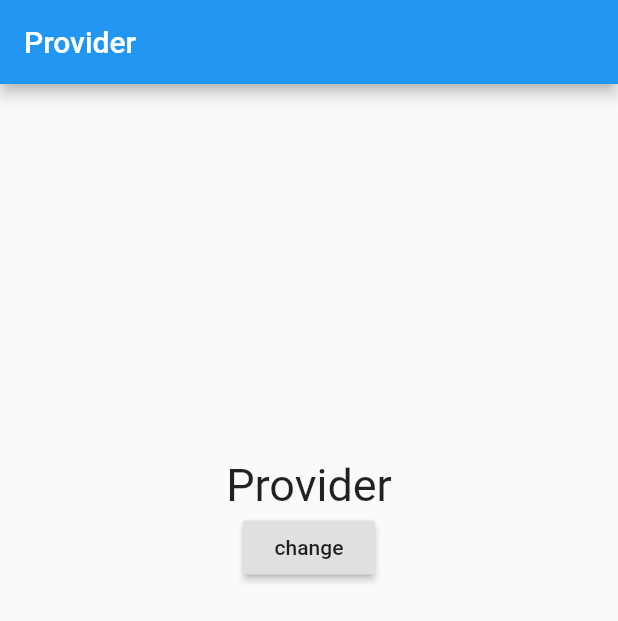
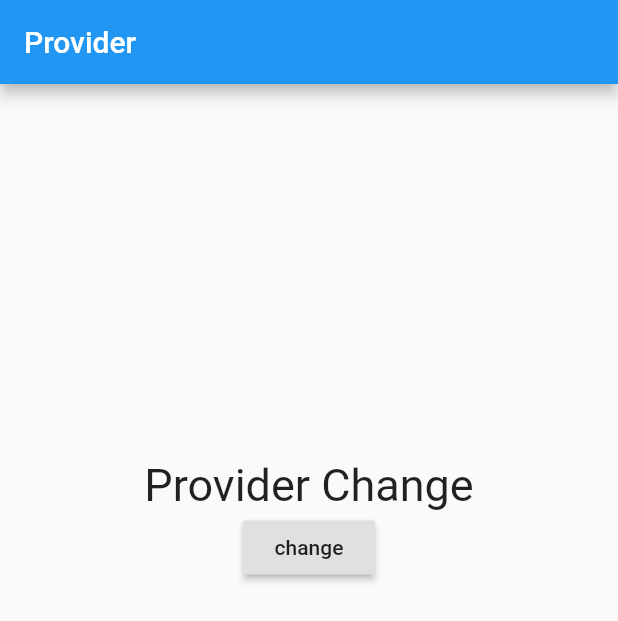
Before and after one commit to TaishiU/flutter-provider-test, a Flutter app: the screen it shows after launch, after a tap on "change", on a phone screen of 412 x 824 dp. Shown: the top 621 px of the screen. Run offline on Flutter 3.47's test engine with Material 2 defaults, Android fonts, the phone set to English and light mode, and no system bars.

Commit message:
third commit

```diff
--- a/lib/main.dart
+++ b/lib/main.dart
@@ -1,37 +1,47 @@
 import 'package:flutter/cupertino.dart';
 import 'package:flutter/material.dart';
+import 'package:provider/provider.dart';
+import 'package:third/mainModel.dart';
 
 void main() => runApp(MyApp());
 
 class MyApp extends StatelessWidget {
-  final String text = 'Provider';
-
   @override
   Widget build(BuildContext context) {
     return MaterialApp(
       debugShowCheckedModeBanner: false,
-      home: Scaffold(
+      home: ChangeNotifierProvider<mainModel>(
+        create: (_) => mainModel(),
+        child: Scaffold(
           appBar: AppBar(
             title: Text('Provider'),
           ),
-        body: Center(
+          body: Consumer<mainModel>(builder: (context, model, child) {
+            return Center(
               child: Column(
                 children: [
                   const SizedBox(height: 250),
                   Text(
-                text,
+                    model.text,
                     style: TextStyle(
                       fontSize: 30,
                     ),
                   ),
                   RaisedButton(
                     child: Text('change'),
-                onPressed: () {},
+                    onPressed: () {
+                      model.changeText();
+                    },
                   ),
                 ],
               ),
+            );
+          }),
         ),
       ),
     );
   }
 }
+
+//続き5:50〜
+//https://www.youtube.com/watch?v=iN2IjSQR7Fs&t=574s
--- /dev/null
+++ b/lib/mainModel.dart
@@ -0,0 +1,10 @@
+import 'package:flutter/material.dart';
+
+class mainModel extends ChangeNotifier {
+  String text = 'Provider';
+
+  void changeText() {
+    text = 'Provider Change';
+    notifyListeners();
+  }
+}
```
Lines whose indentation alone changed are shown as unchanged.
